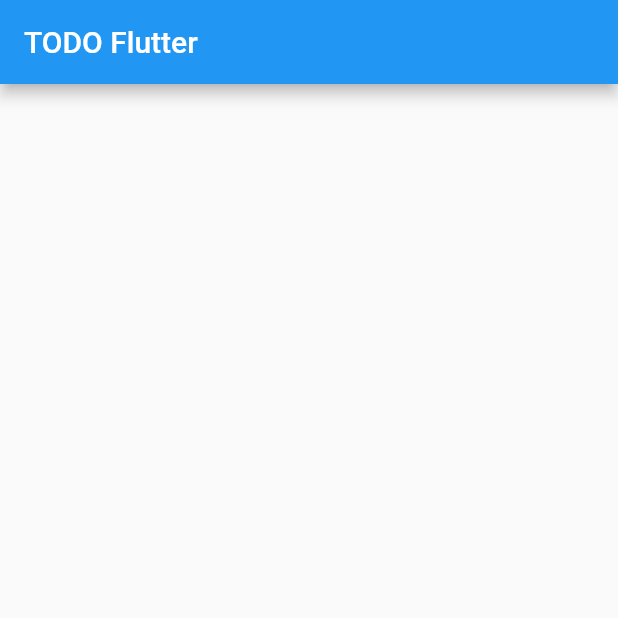
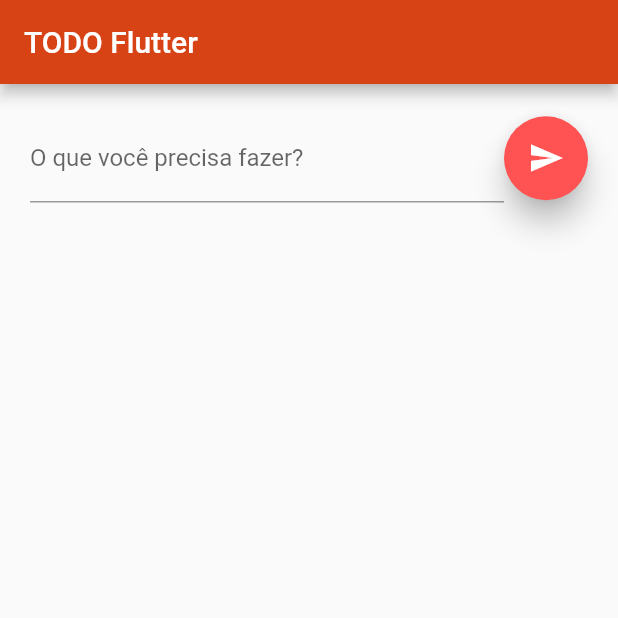
Before and after one commit to joaoGabriel55/todo_flutter_rest, a Flutter app: the screen it shows after launch, on a phone screen of 412 x 824 dp, the top half of it. Run offline on Flutter 3.47's test engine with Material 2 defaults, Android fonts, the phone set to English and light mode, and no system bars; network calls fail; Roboto replaces fonts that are missing (Montserrat).

```diff
--- a/lib/main.dart
+++ b/lib/main.dart
@@ -6,6 +6,13 @@ import 'package:http/http.dart' as Http;
 
 void main() => runApp(new MaterialApp(
       debugShowCheckedModeBanner: false,
+      theme: ThemeData(
+          // Define the default Brightness and Colors
+          primaryColor: Colors.deepOrange[800],
+          accentColor: Colors.deepOrangeAccent[800],
+
+          // Define the default Font Family
+          fontFamily: 'Montserrat'),
       home: new HomePage(),
     ));
 
@@ -20,6 +27,17 @@ class HomePageState extends State<HomePage> {
   List data;
 
   var refreshKey = GlobalKey<RefreshIndicatorState>();
+
+  final JsonDecoder _decoder = new JsonDecoder();
+
+  final myController = TextEditingController();
+
+  @override
+  void dispose() {
+    // Clean up the controller when the Widget is disposed
+    myController.dispose();
+    super.dispose();
+  }
 
   @override
   void initState() {
@@ -42,12 +60,31 @@ class HomePageState extends State<HomePage> {
     //String array = "[{\"id\":61,\"nome\":\"Comprar Leite e Rosas\",\"status\":false},{\"id\":62,\"nome\":\"Massa 2\",\"status\":true},{\"id\":53,\"nome\":\"Era uma vez\",\"status\":false}]";
 
     setState(() {
-      var convertDataToJson = JSON.decode(response.body);
+      var convertDataToJson = json.decode(response.body);
       print(convertDataToJson);
       data = convertDataToJson;
     });
 
     return null;
+  }
+
+  Future<Http.Response> createItem(String nome) async {
+
+    final item = {
+      "nome": nome,
+      "status": "false",
+    };
+
+    print(item);
+
+    final itemData = await Http.post(
+      url,  // change with your API
+      body: item,
+    );
+
+    print(itemData.body);
+
+    return itemData;
   }
 
   @override
@@ -56,8 +93,33 @@ class HomePageState extends State<HomePage> {
         appBar: new AppBar(
           title: new Text("TODO Flutter"),
         ),
-        body: RefreshIndicator(
-            key:refreshKey,
+
+        body: new Container(
+          child: new Column(children: <Widget>[
+            new Container(
+              padding: const EdgeInsets.all(20.0),
+              child: new Row(
+                children: <Widget>[
+                  new Expanded(
+                      child: new TextFormField(
+                    decoration:
+                        InputDecoration(labelText: 'O que você precisa fazer?'),
+                    controller: myController,
+                  )),
+                  new FloatingActionButton(
+                    backgroundColor: Colors.redAccent,
+                    child: Icon(Icons.send),
+                    tooltip: 'Enviar',
+                    elevation: 8,
+                    onPressed: () {
+                        return createItem(myController.text.toString());
+                    },
+                  ),
+                ],
+              ),
+            ),
+            new Expanded(
+                child: RefreshIndicator(
                     child: new ListView.builder(
                       itemCount: data == null ? 0 : data.length,
                       itemBuilder: (BuildContext context, int index) {
@@ -78,7 +140,10 @@ class HomePageState extends State<HomePage> {
                         );
                       },
                     ),
-            onRefresh: getJsonData)
-    );
+                    onRefresh: getJsonData))
+          ]),
+        ));
   }
+
+  void _showToast(BuildContext context) {}
 }
--- a/pubspec.yaml
+++ b/pubspec.yaml
@@ -8,6 +8,7 @@ dependencies:
   # The following adds the Cupertino Icons font to your application.
   # Use with the CupertinoIcons class for iOS style icons.
   cupertino_icons: ^0.1.2
+  http: ^0.12.0
 
 dev_dependencies:
   flutter_test:
```
Also changed, not shown: lib/models/Item.dart (deleted), pubspec.lock. Lines whose indentation alone changed are shown as unchanged.
